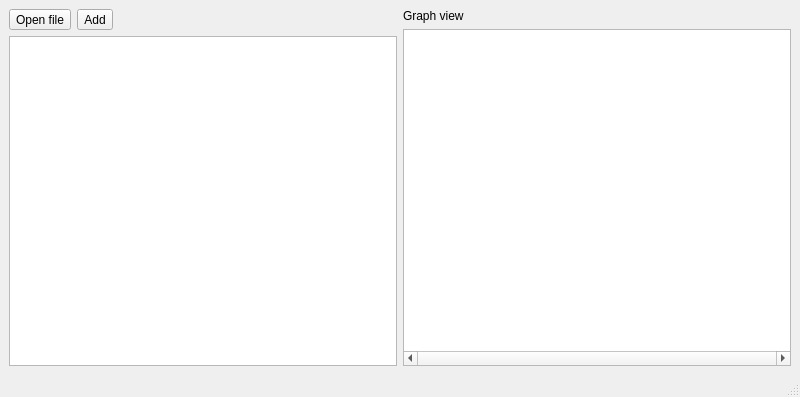
Before: the Qt Designer form src/sca/mainwindow.ui in OSLL/sca, drawn with Qt 5.
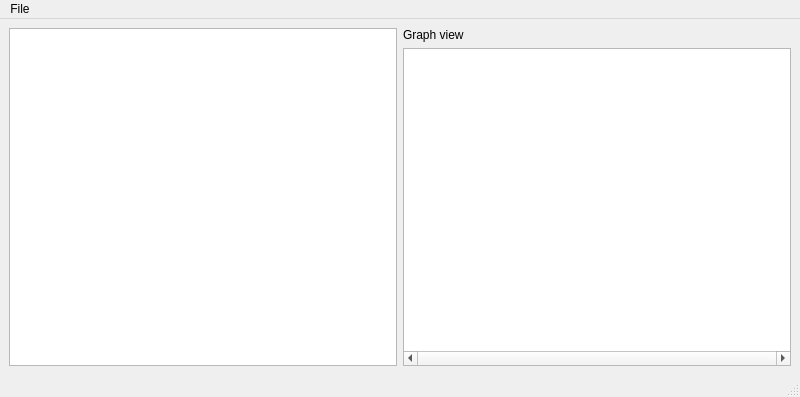
After: the same form once the commit is applied. Custom widgets are drawn as their Qt base class.

Commit message:
#4368: Moved buttons to menuBar
like a+b

The edit to the form file:
```diff
--- a/src/sca/mainwindow.ui
+++ b/src/sca/mainwindow.ui
@@ -19,37 +19,6 @@
      <layout class="QHBoxLayout" name="horizontalLayout_2">
       <item>
        <layout class="QVBoxLayout" name="verticalLayout_2">
-        <item>
-         <layout class="QHBoxLayout" name="horizontalLayout">
-          <item>
-           <widget class="QToolButton" name="openButton">
-            <property name="text">
-             <string>Open file</string>
-            </property>
-           </widget>
-          </item>
-          <item>
-           <widget class="QToolButton" name="addButton">
-            <property name="text">
-             <string>Add</string>
-            </property>
-           </widget>
-          </item>
-          <item>
-           <spacer name="horizontalSpacer">
-            <property name="orientation">
-             <enum>Qt::Horizontal</enum>
-            </property>
-            <property name="sizeHint" stdset="0">
-             <size>
-              <width>40</width>
-              <height>20</height>
-             </size>
-            </property>
-           </spacer>
-          </item>
-         </layout>
-        </item>
         <item>
          <widget class="SourceBrowser" name="sourceBrowser"/>
         </item>
@@ -99,6 +68,14 @@
      <height>21</height>
     </rect>
    </property>
+   <widget class="QMenu" name="menuFile">
+    <property name="title">
+     <string>File</string>
+    </property>
+    <addaction name="actionOpenInTextViewer"/>
+    <addaction name="actionAddToScene"/>
+   </widget>
+   <addaction name="menuFile"/>
   </widget>
   <widget class="QStatusBar" name="statusbar"/>
  </widget>
```
Left out of the diff: 12 changed lines with no effect on the pictures. The commit also changes 1 other file.
